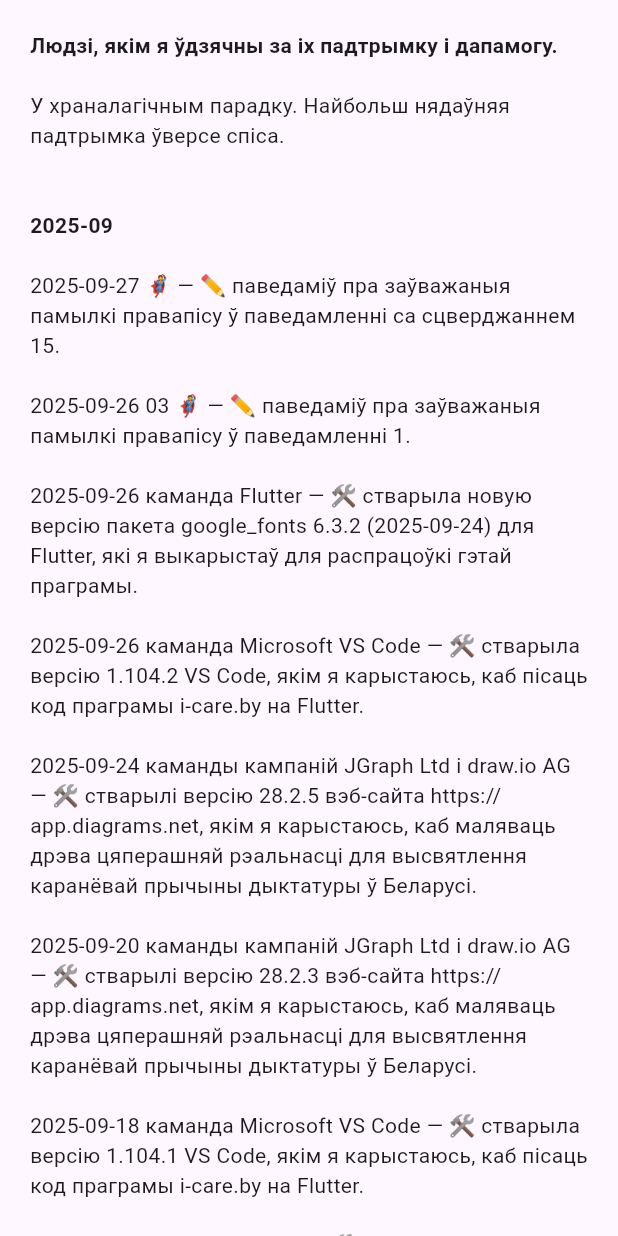
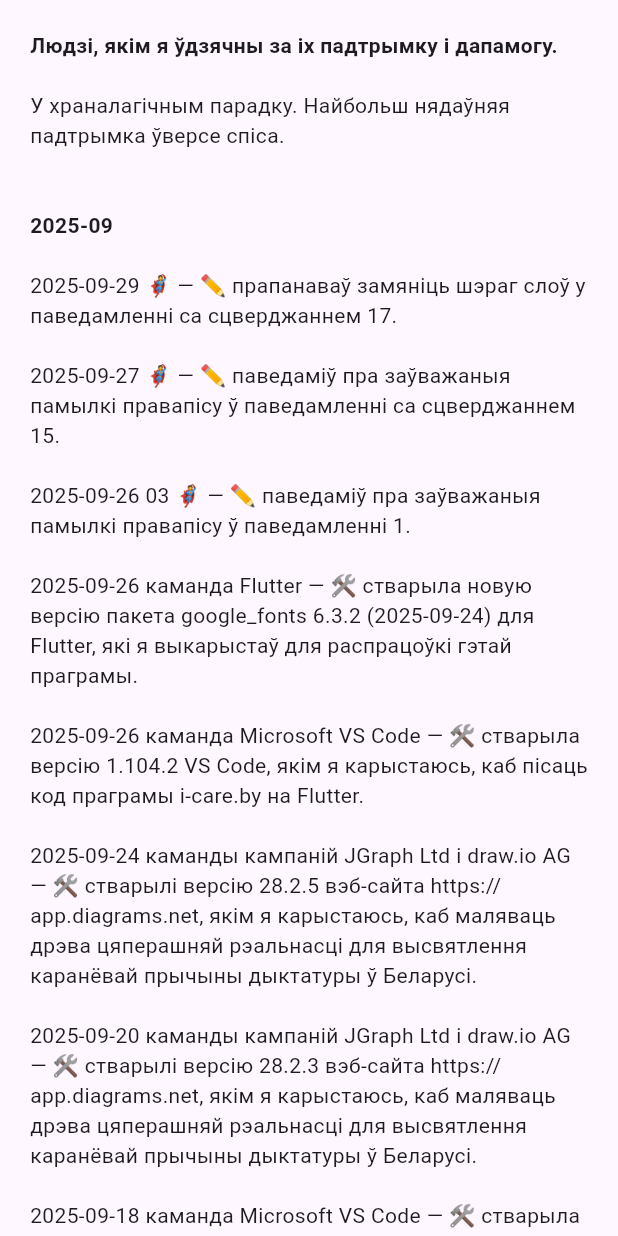
Before and after one commit to mshurkaeu-public/i-care.by, a Flutter app: the MyGratitude widget shown alone on an empty page, opened directly, on a phone screen of 412 x 824 dp. Run offline on Flutter 3.47's test engine with Material 3 defaults, Android fonts, the phone set to English and light mode, and no system bars; our stand-ins replace carousel_slider, expandable_text, google_fonts, package_info_plus, photo_view, web; missing offline and left inert: multi_split_view; generated files the repository leaves out were written again.

Commit message:
Amend announcement 15 and comments to statement 17
to use more suitable Belarusian words. And use the same words in
later statements where appropriate.

Also record my gratitude to the person who proposed most of those
modifications.

```diff
--- a/i-care.by-app/lib/l10n/app_be.arb
+++ b/i-care.by-app/lib/l10n/app_be.arb
@@ -1809,6 +1809,10 @@
   "@aboutMyGratitude_2025_09_27_01": {
     "description": "Text for 2025-09-27 🦸 on the \"my gratitude\" tab on the \"About\" page."
   },
+  "aboutMyGratitude_2025_09_29_01": "\n2025-09-29 🦸 — ✏️ прапанаваў замяніць шэраг слоў у паведамленні са сцверджаннем 17.\n",
+  "@aboutMyGratitude_2025_09_29_01": {
+    "description": "Text for 2025-09-29 🦸 on the \"my gratitude\" tab on the \"About\" page."
+  },
   "aboutMyGratitude_2025_09_title": "\n\n2025-09\n",
   "@aboutMyGratitude_2025_09_title": {
     "description": "Title for 2025-09 list/text on the \"my gratitude\" tab on the \"About\" page."
--- a/i-care.by-app/lib/my_gratitude.dart
+++ b/i-care.by-app/lib/my_gratitude.dart
@@ -26,6 +26,9 @@ class MyGratitude extends StatelessWidget {
               TextSpan(
                 text: l10n.aboutMyGratitude_2025_09_title,
                 style: titleStyle,
+              ),
+              TextSpan(
+                text: l10n.aboutMyGratitude_2025_09_29_01,
               ),
               TextSpan(
                 text: l10n.aboutMyGratitude_2025_09_27_01,
```
Also changed, not shown: 1 other file.
